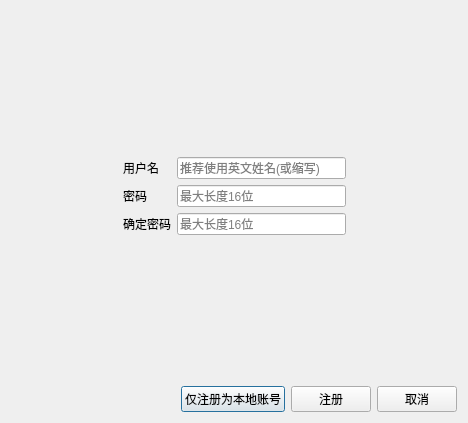
This is LxDairy/src/RegisterDialog.ui in leishengxie/FengZhiHong as Qt 5 draws it before an edit. The edited form follows.
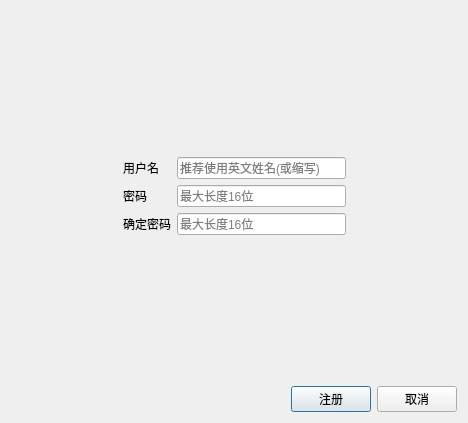
This is the edited form.

Diff of the .ui file:
```diff
--- a/LxDairy/src/RegisterDialog.ui
+++ b/LxDairy/src/RegisterDialog.ui
@@ -146,13 +146,6 @@
        </property>
       </spacer>
      </item>
-     <item>
-      <widget class="QPushButton" name="btnOK">
-       <property name="text">
-        <string>仅注册为本地账号</string>
-       </property>
-      </widget>
-     </item>
      <item>
       <widget class="QPushButton" name="btnRegister">
        <property name="text">
```
